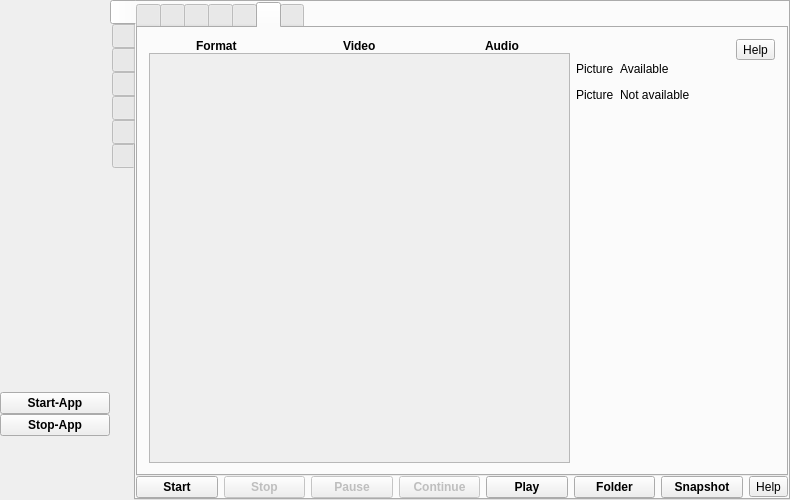
vkohaupt/vokoscreenNG, file src/formMainWindow.ui: the form before one commit.
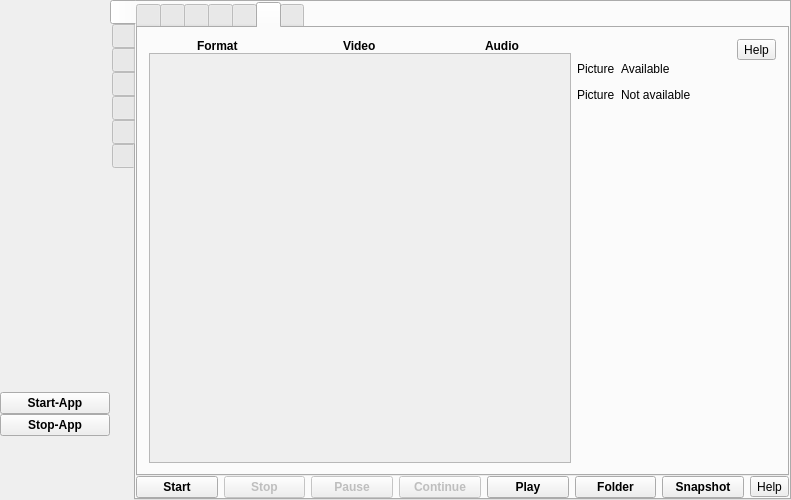
The form after the commit. The open tabs and pages were chosen to show the change. Icons and pictures are not drawn.

Diff of the .ui file:
```diff
--- a/src/formMainWindow.ui
+++ b/src/formMainWindow.ui
@@ -6,7 +6,7 @@
    <rect>
     <x>0</x>
     <y>0</y>
-    <width>790</width>
+    <width>791</width>
     <height>500</height>
    </rect>
   </property>
@@ -2335,7 +2335,6 @@
                  <widget class="QLabel" name="label_4">
                   <property name="font">
                    <font>
-                    <weight>75</weight>
                     <bold>true</bold>
                    </font>
                   </property>
@@ -2388,8 +2387,8 @@
                   <rect>
                    <x>0</x>
                    <y>0</y>
-                   <width>388</width>
-                   <height>364</height>
+                   <width>20</width>
+                   <height>98</height>
                   </rect>
                  </property>
                  <layout class="QGridLayout" name="gridLayoutAvailable">
@@ -2992,7 +2991,6 @@
             </property>
             <property name="font">
              <font>
-              <weight>75</weight>
               <bold>true</bold>
              </font>
             </property>
@@ -3008,7 +3006,6 @@
            <widget class="QPushButton" name="pushButtonPlay">
             <property name="font">
              <font>
-              <weight>75</weight>
               <bold>true</bold>
              </font>
             </property>
@@ -3024,7 +3021,6 @@
            <widget class="QPushButton" name="pushButtonScreencastOpenfolder">
             <property name="font">
              <font>
-              <weight>75</weight>
               <bold>true</bold>
              </font>
             </property>
@@ -3040,7 +3036,6 @@
            <widget class="QPushButton" name="pushButtonScreencastSnapshot">
             <property name="font">
              <font>
-              <weight>75</weight>
               <bold>true</bold>
              </font>
             </property>
```
Left out of the diff: 21 changed lines with no effect on the pictures.
